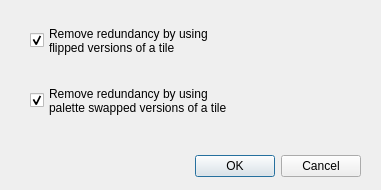
Qt form optimizedialog.ui (LoxoSoftware/RetroMap) before a commit.
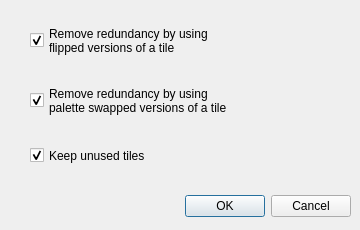
The same form after that commit. Icons and pictures are not drawn.

Commit message: Added option to keep unused tiles when optimizing the tileset

```diff
--- a/optimizedialog.ui
+++ b/optimizedialog.ui
@@ -9,20 +9,20 @@
    <rect>
     <x>0</x>
     <y>0</y>
-    <width>381</width>
-    <height>190</height>
+    <width>360</width>
+    <height>230</height>
    </rect>
   </property>
   <property name="minimumSize">
    <size>
-    <width>381</width>
-    <height>190</height>
+    <width>360</width>
+    <height>230</height>
    </size>
   </property>
   <property name="maximumSize">
    <size>
-    <width>381</width>
-    <height>190</height>
+    <width>360</width>
+    <height>230</height>
    </size>
   </property>
   <property name="windowTitle">
@@ -34,18 +34,12 @@
   <widget class="QDialogButtonBox" name="bnbDialog">
    <property name="geometry">
     <rect>
-     <x>20</x>
-     <y>150</y>
+     <x>10</x>
+     <y>190</y>
      <width>341</width>
      <height>32</height>
     </rect>
    </property>
-   <property name="minimumSize">
-    <size>
-     <width>341</width>
-     <height>32</height>
-    </size>
-   </property>
    <property name="orientation">
     <enum>Qt::Orientation::Horizontal</enum>
    </property>
@@ -107,6 +101,31 @@
     <bool>true</bool>
    </property>
   </widget>
+  <widget class="QCheckBox" name="chkKeepUnused">
+   <property name="geometry">
+    <rect>
+     <x>30</x>
+     <y>140</y>
+     <width>341</width>
+     <height>31</height>
+    </rect>
+   </property>
+   <property name="text">
+    <string>Keep unused tiles</string>
+   </property>
+   <property name="icon">
+    <iconset theme="QIcon::ThemeIcon::ViewRefresh"/>
+   </property>
+   <property name="iconSize">
+    <size>
+     <width>24</width>
+     <height>24</height>
+    </size>
+   </property>
+   <property name="checked">
+    <bool>true</bool>
+   </property>
+  </widget>
  </widget>
  <resources>
   <include location="resources.qrc"/>
```
The commit also changes 3 other files.
